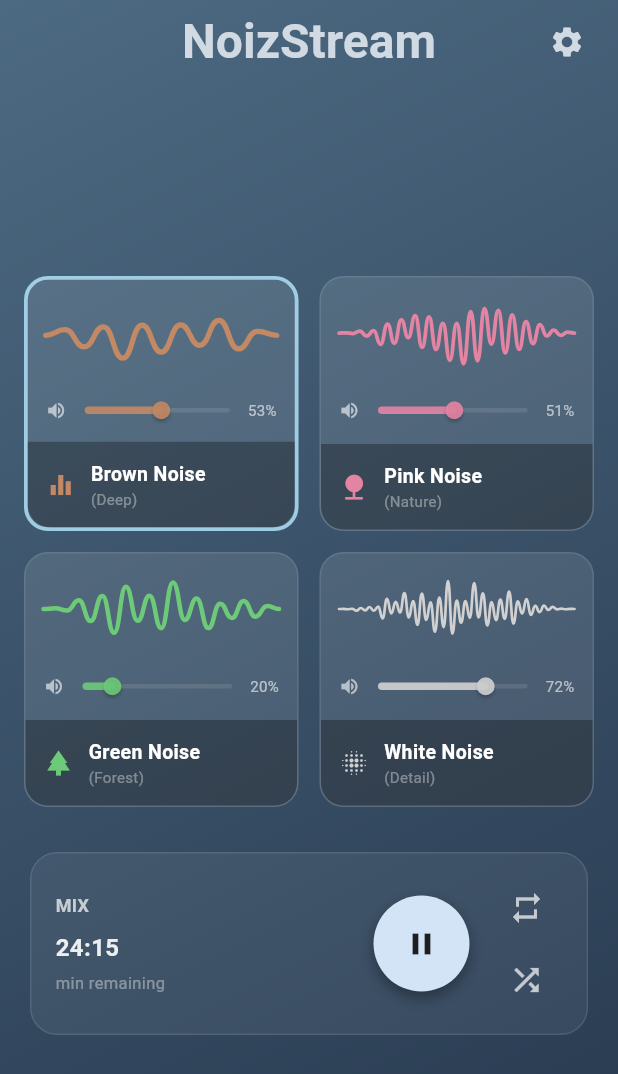
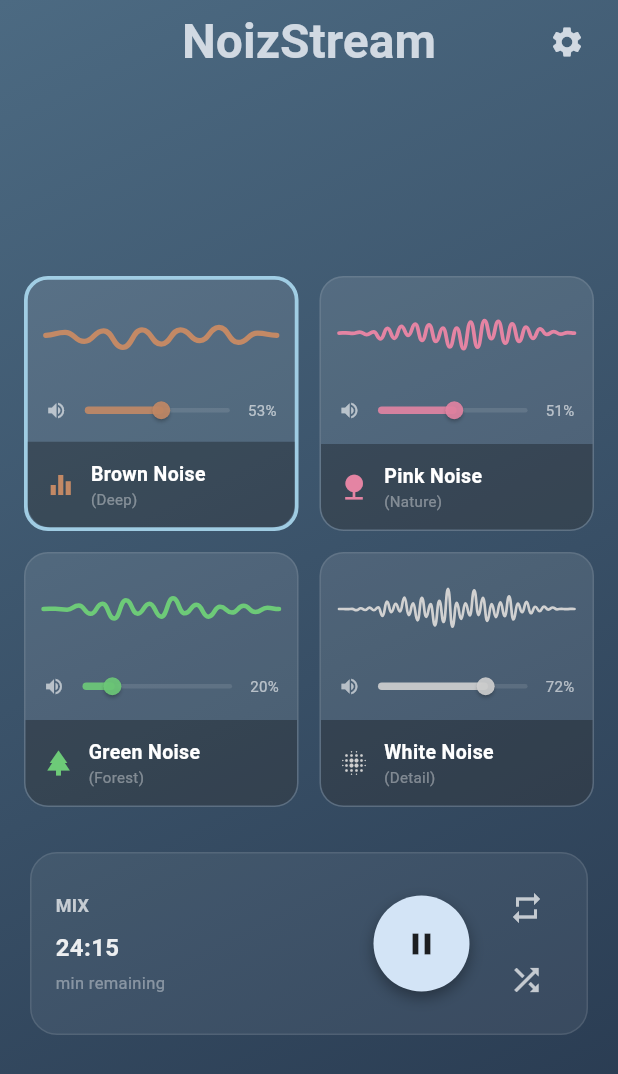
Before and after one commit to ASalek-Szkola/noiz_stream, a Flutter app: the screen it shows after launch, after a tap on an icon or button, on a phone screen of 412 x 824 dp. Shown: the top 1074 px of the screen. Run offline on Flutter 3.47's test engine with Material 3 defaults, Android fonts, the phone set to English and light mode, and no system bars.

Commit message:
Improved selection. Added wave volume proportion

```diff
--- a/lib/main.dart
+++ b/lib/main.dart
@@ -1,5 +1,5 @@
 import 'package:flutter/material.dart';
-import 'NoiseCard.dart';
+import 'noise_card.dart';
 
 void main() {
   runApp(const MyApp());
@@ -85,7 +85,7 @@ class _MyHomePageState extends State<MyHomePage> {
                         style: TextStyle(color: Colors.white54, fontSize: 12),
                       ),
                       value: playOnStartup,
-                      activeColor: Colors.lightBlue.shade200,
+                      activeThumbColor: Colors.lightBlue.shade200,
                       onChanged: (bool value) {
                         setModalState(() => playOnStartup = value);
                         setState(() {});
@@ -105,7 +105,7 @@ class _MyHomePageState extends State<MyHomePage> {
                         style: TextStyle(color: Colors.white54, fontSize: 12),
                       ),
                       value: highQualityAudio,
-                      activeColor: Colors.lightBlue.shade200,
+                      activeThumbColor: Colors.lightBlue.shade200,
                       onChanged: (bool value) {
                         setModalState(() => highQualityAudio = value);
                         setState(() {});
@@ -236,7 +236,9 @@ class _MyHomePageState extends State<MyHomePage> {
                               subtitle: "(Deep)",
                               value: brownSliderValue,
                               isSelected: selectedIndex == 0,
-                              onTap: () => setState(() => selectedIndex = 0),
+                              onTap: () => setState(() {
+                                selectedIndex = selectedIndex == 0 ? -1 : 0;
+                              }),
                               onChanged: (val) => setState(() {
                                 brownSliderValue = val;
                                 selectedIndex = 0;
@@ -250,7 +252,9 @@ class _MyHomePageState extends State<MyHomePage> {
                               subtitle: "(Nature)",
                               value: pinkSliderValue,
                               isSelected: selectedIndex == 1,
-                              onTap: () => setState(() => selectedIndex = 1),
+                              onTap: () => setState(() {
+                                selectedIndex = selectedIndex == 1 ? -1 : 1;
+                              }),
                               onChanged: (val) => setState(() {
                                 pinkSliderValue = val;
                                 selectedIndex = 1;
@@ -264,7 +268,9 @@ class _MyHomePageState extends State<MyHomePage> {
                               subtitle: "(Forest)",
                               value: greenSliderValue,
                               isSelected: selectedIndex == 2,
-                              onTap: () => setState(() => selectedIndex = 2),
+                              onTap: () => setState(() {
+                                selectedIndex = selectedIndex == 2 ? -1 : 2;
+                              }),
                               onChanged: (val) => setState(() {
                                 greenSliderValue = val;
                                 selectedIndex = 2;
@@ -278,7 +284,9 @@ class _MyHomePageState extends State<MyHomePage> {
                               subtitle: "(Detail)",
                               value: whiteSliderValue,
                               isSelected: selectedIndex == 3,
-                              onTap: () => setState(() => selectedIndex = 3),
+                              onTap: () => setState(() {
+                                selectedIndex = selectedIndex == 3 ? -1 : 3;
+                              }),
                               onChanged: (val) => setState(() {
                                 whiteSliderValue = val;
                                 selectedIndex = 3;
@@ -295,13 +303,17 @@ class _MyHomePageState extends State<MyHomePage> {
                           horizontal: 20.0,
                           vertical: 18,
                         ),
+                        child: AbsorbPointer(
+                          absorbing: selectedIndex == -1,
+                          child: Opacity(
+                            opacity: selectedIndex == -1 ? 0.5 : 1.0,
                             child: Container(
                               padding: const EdgeInsets.symmetric(
                                 horizontal: 16,
                                 vertical: 12,
                               ),
                               decoration: BoxDecoration(
-                            color: Colors.white.withOpacity(0.06),
+                                color: Colors.white.withValues(alpha: 0.06),
                                 borderRadius: BorderRadius.circular(18),
                                 border: Border.all(color: Colors.white10),
                               ),
@@ -309,7 +321,8 @@ class _MyHomePageState extends State<MyHomePage> {
                                 children: [
                                   Expanded(
                                     child: Column(
-                                  crossAxisAlignment: CrossAxisAlignment.start,
+                                      crossAxisAlignment:
+                                          CrossAxisAlignment.start,
                                       children: [
                                         const Text(
                                           'MIX',
@@ -323,7 +336,9 @@ class _MyHomePageState extends State<MyHomePage> {
                                         Text(
                                           '24:15',
                                           style: TextStyle(
-                                        color: Colors.white.withOpacity(0.9),
+                                            color: Colors.white.withValues(
+                                              alpha: 0.9,
+                                            ),
                                             fontSize: 16,
                                             fontWeight: FontWeight.bold,
                                           ),
@@ -347,40 +362,56 @@ class _MyHomePageState extends State<MyHomePage> {
                                       color: const Color(0xFFD3E4F6),
                                       boxShadow: [
                                         BoxShadow(
-                                      color: Colors.black.withOpacity(0.35),
+                                          color: Colors.black.withValues(
+                                            alpha: 0.35,
+                                          ),
                                           blurRadius: 8,
                                           offset: const Offset(0, 4),
                                         ),
                                       ],
                                     ),
                                     child: IconButton(
-                                  icon: const Icon(
+                                      icon: Icon(
                                         Icons.pause,
-                                    color: Colors.black87,
+                                        color: selectedIndex == -1
+                                            ? Colors.black26
+                                            : Colors.black87,
                                       ),
-                                  onPressed: () {},
+                                      onPressed: selectedIndex == -1
+                                          ? null
+                                          : () {},
                                     ),
                                   ),
                                   const SizedBox(width: 14),
                                   Column(
                                     children: [
                                       IconButton(
-                                    onPressed: () {},
-                                    icon: const Icon(
+                                        onPressed: selectedIndex == -1
+                                            ? null
+                                            : () {},
+                                        icon: Icon(
                                           Icons.repeat,
-                                      color: Colors.white70,
+                                          color: selectedIndex == -1
+                                              ? Colors.white30
+                                              : Colors.white70,
                                         ),
                                       ),
                                       IconButton(
-                                    onPressed: () {},
-                                    icon: const Icon(
+                                        onPressed: selectedIndex == -1
+                                            ? null
+                                            : () {},
+                                        icon: Icon(
                                           Icons.shuffle,
-                                      color: Colors.white70,
+                                          color: selectedIndex == -1
+                                              ? Colors.white30
+                                              : Colors.white70,
                                         ),
                                       ),
                                     ],
                                   ),
                                 ],
+                              ),
+                            ),
                           ),
                         ),
                       ),
--- a/lib/NoiseCard.dart
+++ b/lib/noise_card.dart
@@ -1,5 +1,5 @@
 import 'package:flutter/material.dart';
-import 'WaveWidget.dart';
+import 'wave_widget.dart';
 
 class NoiseCard extends StatelessWidget {
   final String title;
@@ -32,11 +32,11 @@ class NoiseCard extends StatelessWidget {
       child: AnimatedContainer(
         duration: const Duration(milliseconds: 250),
         decoration: BoxDecoration(
-          color: Colors.white.withOpacity(0.10),
+          color: Colors.white.withValues(alpha: 0.10),
           borderRadius: BorderRadius.circular(16),
           border: Border.all(
             color: isSelected
-                ? Colors.lightBlue.shade100.withOpacity(0.8)
+                ? Colors.lightBlue.shade100.withValues(alpha: 0.8)
                 : Colors.white10,
             width: isSelected ? 2.5 : 1.0,
           ),
@@ -49,7 +49,14 @@ class NoiseCard extends StatelessWidget {
               padding: const EdgeInsets.fromLTRB(12, 12, 12, 10),
               child: SizedBox(
                 height: 50,
-                child: WaveWidget(color: accentColor, pattern: wavePattern),
+                child: WaveWidget(
+                  color: accentColor,
+                  pattern: wavePattern,
+                  volume: value < 0.4
+                      ? value / 0.2 * 0.5 -
+                            0.1 // Boost low volumes for better visibility
+                      : value,
+                ),
               ),
             ),
             // Volume
@@ -76,7 +83,7 @@ class NoiseCard extends StatelessWidget {
                       child: Slider(
                         value: value,
                         onChanged: onChanged,
-                        activeColor: accentColor.withOpacity(0.9),
+                        activeColor: accentColor.withValues(alpha: 0.9),
                         inactiveColor: Colors.white10,
                       ),
                     ),
@@ -92,7 +99,7 @@ class NoiseCard extends StatelessWidget {
             Container(
               padding: const EdgeInsets.all(12),
               decoration: BoxDecoration(
-                color: Colors.black.withOpacity(0.3),
+                color: Colors.black.withValues(alpha: 0.3),
                 borderRadius: const BorderRadius.vertical(
                   bottom: Radius.circular(15),
                 ),
--- a/lib/WaveWidget.dart
+++ b/lib/wave_widget.dart
@@ -4,13 +4,19 @@ import 'package:flutter/material.dart';
 class WaveWidget extends StatelessWidget {
   final Color color;
   final int pattern;
+  final double volume;
 
-  const WaveWidget({super.key, required this.color, this.pattern = 0});
+  const WaveWidget({
+    super.key,
+    required this.color,
+    this.pattern = 0,
+    this.volume = 1.0,
+  });
 
   @override
   Widget build(BuildContext context) {
     return CustomPaint(
-      painter: WavePainter(color: color, pattern: pattern),
+      painter: WavePainter(color: color, pattern: pattern, volume: volume),
       size: Size.infinite,
     );
   }
@@ -19,8 +25,9 @@ class WaveWidget extends StatelessWidget {
 class WavePainter extends CustomPainter {
   final Color color;
   final int pattern;
+  final double volume;
 
-  WavePainter({required this.color, this.pattern = 0});
+  WavePainter({required this.color, this.pattern = 0, this.volume = 1.0});
 
   @override
   void paint(Canvas canvas, Size size) {
@@ -32,7 +39,7 @@ class WavePainter extends CustomPainter {
 
     final path = Path();
     final midY = size.height / 2;
-    final amplitude = size.height / 2 * 0.85;
+    final amplitude = size.height / 2 * 0.85 * volume;
 
     // Generates completely smooth, randomized peak heights for the envelope
     List<double> generateWave(int seed, int count, double envelopePower) {
@@ -123,5 +130,9 @@ class WavePainter extends CustomPainter {
   }
 
   @override
-  bool shouldRepaint(covariant CustomPainter oldDelegate) => false;
+  bool shouldRepaint(covariant WavePainter oldDelegate) {
+    return oldDelegate.color != color ||
+        oldDelegate.pattern != pattern ||
+        oldDelegate.volume != volume;
+  }
 }
```
Lines whose indentation alone changed are shown as unchanged.
